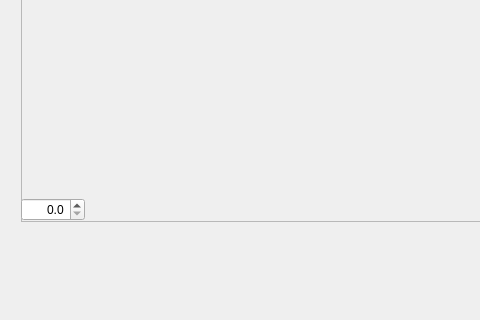
The window that forms/mainwindow.ui (maisvendoo/paintProf) describes before a commit, drawn with Qt 5; both pictures show x 0 to 480 and y 298 to 618 of the 1106 by 618 pixel window.
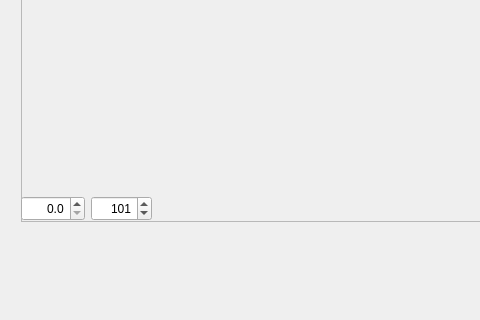
The same window after the commit.

Diff of the .ui file:
```diff
--- a/forms/mainwindow.ui
+++ b/forms/mainwindow.ui
@@ -63,6 +63,28 @@
            </property>
           </widget>
          </item>
+         <item>
+          <widget class="QSpinBox" name="sbStartKm">
+           <property name="minimumSize">
+            <size>
+             <width>50</width>
+             <height>25</height>
+            </size>
+           </property>
+           <property name="alignment">
+            <set>Qt::AlignRight|Qt::AlignTrailing|Qt::AlignVCenter</set>
+           </property>
+           <property name="minimum">
+            <number>1</number>
+           </property>
+           <property name="maximum">
+            <number>40000</number>
+           </property>
+           <property name="value">
+            <number>101</number>
+           </property>
+          </widget>
+         </item>
          <item>
           <spacer name="horizontalSpacer">
            <property name="orientation">
```
